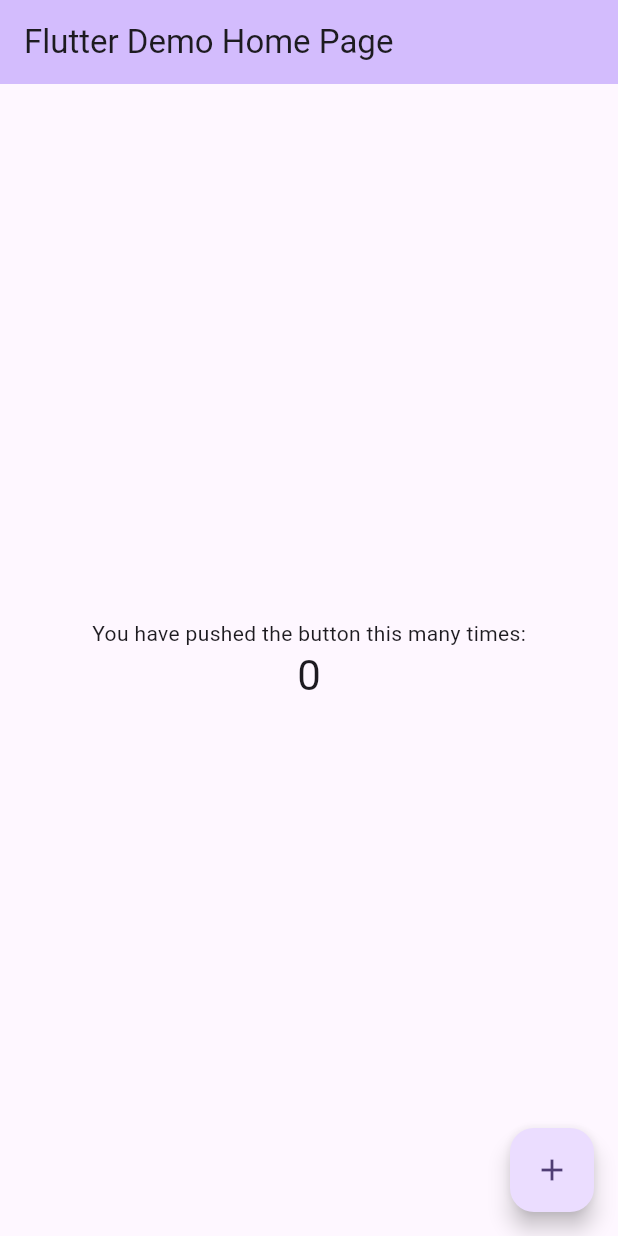
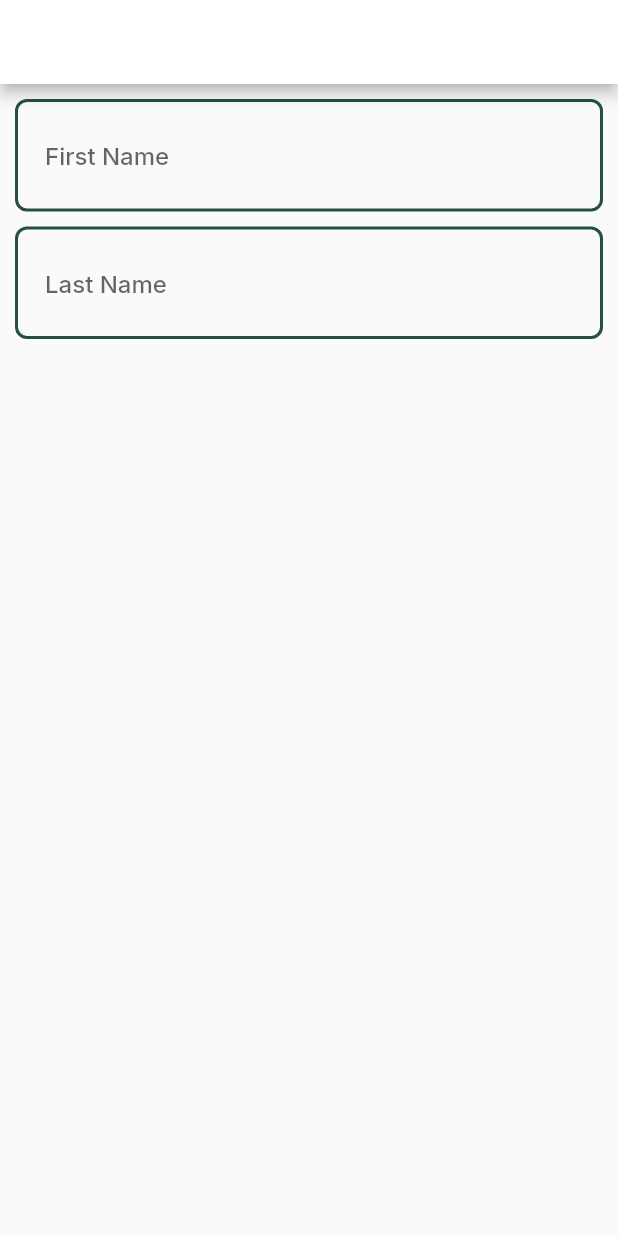
Before and after one commit to isif00/HACK-ODD, a Flutter app: the screen it shows after launch, on a phone screen of 412 x 824 dp. Run offline on Flutter 3.47's test engine with Material 2 defaults, Android fonts, the phone set to English and light mode, and no system bars; our stand-ins replace gap, google_fonts.

Commit message:
feat: add a textInput widget

```diff
--- a/lib/main.dart
+++ b/lib/main.dart
@@ -1,4 +1,6 @@
 import 'package:flutter/material.dart';
+import 'package:hack_odd/screens/intro_screen.dart';
+import 'package:hack_odd/utils/app_style.dart';
 
 void main() {
   runApp(const MyApp());
@@ -7,119 +9,13 @@ void main() {
 class MyApp extends StatelessWidget {
   const MyApp({super.key});
 
-  // This widget is the root of your application.
   @override
   Widget build(BuildContext context) {
     return MaterialApp(
-      title: 'Flutter Demo',
+      debugShowCheckedModeBanner: false,
       theme: ThemeData(
-        // This is the theme of your application.
-        //
-        // TRY THIS: Try running your application with "flutter run". You'll see
-        // the application has a blue toolbar. Then, without quitting the app,
-        // try changing the seedColor in the colorScheme below to Colors.green
-        // and then invoke "hot reload" (save your changes or press the "hot
-        // reload" button in a Flutter-supported IDE, or press "r" if you used
-        // the command line to start the app).
-        //
-        // Notice that the counter didn't reset back to zero; the application
-        // state is not lost during the reload. To reset the state, use hot
-        // restart instead.
-        //
-        // This works for code too, not just values: Most code changes can be
-        // tested with just a hot reload.
-        colorScheme: ColorScheme.fromSeed(seedColor: Colors.deepPurple),
-        useMaterial3: true,
-      ),
-      home: const MyHomePage(title: 'Flutter Demo Home Page'),
+          primarySwatch: Colors.blueGrey, primaryColor: Styles.primaryColor),
+      home: const IntroScreen(),
     );
   }
 }
-
-class MyHomePage extends StatefulWidget {
-  const MyHomePage({super.key, required this.title});
-
-  // This widget is the home page of your application. It is stateful, meaning
-  // that it has a State object (defined below) that contains fields that affect
-  // how it looks.
-
-  // This class is the configuration for the state. It holds the values (in this
-  // case the title) provided by the parent (in this case the App widget) and
-  // used by the build method of the State. Fields in a Widget subclass are
-  // always marked "final".
-
-  final String title;
-
-  @override
-  State<MyHomePage> createState() => _MyHomePageState();
-}
-
-class _MyHomePageState extends State<MyHomePage> {
-  int _counter = 0;
-
-  void _incrementCounter() {
-    setState(() {
-      // This call to setState tells the Flutter framework that something has
-      // changed in this State, which causes it to rerun the build method below
-      // so that the display can reflect the updated values. If we changed
-      // _counter without calling setState(), then the build method would not be
-      // called again, and so nothing would appear to happen.
-      _counter++;
-    });
-  }
-
-  @override
-  Widget build(BuildContext context) {
-    // This method is rerun every time setState is called, for instance as done
-    // by the _incrementCounter method above.
-    //
-    // The Flutter framework has been optimized to make rerunning build methods
-    // fast, so that you can just rebuild anything that needs updating rather
-    // than having to individually change instances of widgets.
-    return Scaffold(
-      appBar: AppBar(
-        // TRY THIS: Try changing the color here to a specific color (to
-        // Colors.amber, perhaps?) and trigger a hot reload to see the AppBar
-        // change color while the other colors stay the same.
-        backgroundColor: Theme.of(context).colorScheme.inversePrimary,
-        // Here we take the value from the MyHomePage object that was created by
-        // the App.build method, and use it to set our appbar title.
-        title: Text(widget.title),
-      ),
-      body: Center(
-        // Center is a layout widget. It takes a single child and positions it
-        // in the middle of the parent.
-        child: Column(
-          // Column is also a layout widget. It takes a list of children and
-          // arranges them vertically. By default, it sizes itself to fit its
-          // children horizontally, and tries to be as tall as its parent.
-          //
-          // Column has various properties to control how it sizes itself and
-          // how it positions its children. Here we use mainAxisAlignment to
-          // center the children vertically; the main axis here is the vertical
-          // axis because Columns are vertical (the cross axis would be
-          // horizontal).
-          //
-          // TRY THIS: Invoke "debug painting" (choose the "Toggle Debug Paint"
-          // action in the IDE, or press "p" in the console), to see the
-          // wireframe for each widget.
-          mainAxisAlignment: MainAxisAlignment.center,
-          children: <Widget>[
-            const Text(
-              'You have pushed the button this many times:',
-            ),
-            Text(
-              '$_counter',
-              style: Theme.of(context).textTheme.headlineMedium,
-            ),
-          ],
-        ),
-      ),
-      floatingActionButton: FloatingActionButton(
-        onPressed: _incrementCounter,
-        tooltip: 'Increment',
-        child: const Icon(Icons.add),
-      ), // This trailing comma makes auto-formatting nicer for build methods.
-    );
-  }
-}
--- /dev/null
+++ b/lib/screens/intro_screen.dart
@@ -0,0 +1,30 @@
+import 'package:flutter/material.dart';
+import 'package:flutter/widgets.dart';
+import 'package:gap/gap.dart';
+import 'package:hack_odd/widgets/text_input.dart';
+
+class IntroScreen extends StatefulWidget {
+  const IntroScreen({super.key});
+
+  @override
+  State<IntroScreen> createState() => _IntroScreenState();
+}
+
+class _IntroScreenState extends State<IntroScreen> {
+  @override
+  Widget build(BuildContext context) {
+    return Scaffold(
+      appBar: AppBar(
+        backgroundColor: Colors.white,
+      ),
+      body: Container(
+        padding: const EdgeInsets.all(10),
+        child: const Column(children: [
+          TextInput(hintText: 'First Name'),
+          Gap(10),
+          TextInput(hintText: 'Last Name'),
+        ]),
+      ),
+    );
+  }
+}
--- /dev/null
+++ b/lib/widgets/text_input.dart
@@ -0,0 +1,30 @@
+import 'package:flutter/material.dart';
+import 'package:hack_odd/utils/app_style.dart';
+
+class TextInput extends StatefulWidget {
+  const TextInput({super.key, required this.hintText});
+  final String hintText;
+
+  @override
+  State<TextInput> createState() => _TextInputState();
+}
+
+class _TextInputState extends State<TextInput> {
+  @override
+  Widget build(BuildContext context) {
+    return TextField(
+      style: Styles.headLineSmall.copyWith(fontWeight: FontWeight.w500),
+      decoration: InputDecoration(
+        contentPadding:
+            const EdgeInsets.symmetric(vertical: 28.0, horizontal: 20.0),
+        focusedBorder: OutlineInputBorder(
+            borderSide: BorderSide(color: Styles.titleColor, width: 2.5),
+            borderRadius: BorderRadius.circular(8.0)),
+        enabledBorder: OutlineInputBorder(
+            borderSide: BorderSide(color: Styles.titleColor, width: 2.0),
+            borderRadius: BorderRadius.circular(8.0)),
+        hintText: widget.hintText,
+      ),
+    );
+  }
+}
--- a/pubspec.yaml
+++ b/pubspec.yaml
@@ -36,6 +36,7 @@ dependencies:
   # Use with the CupertinoIcons class for iOS style icons.
   cupertino_icons: ^1.0.2
   google_fonts: ^5.1.0
+  gap: ^3.0.1
 
 dev_dependencies:
   flutter_test:
```
Also changed, not shown: pubspec.lock.
